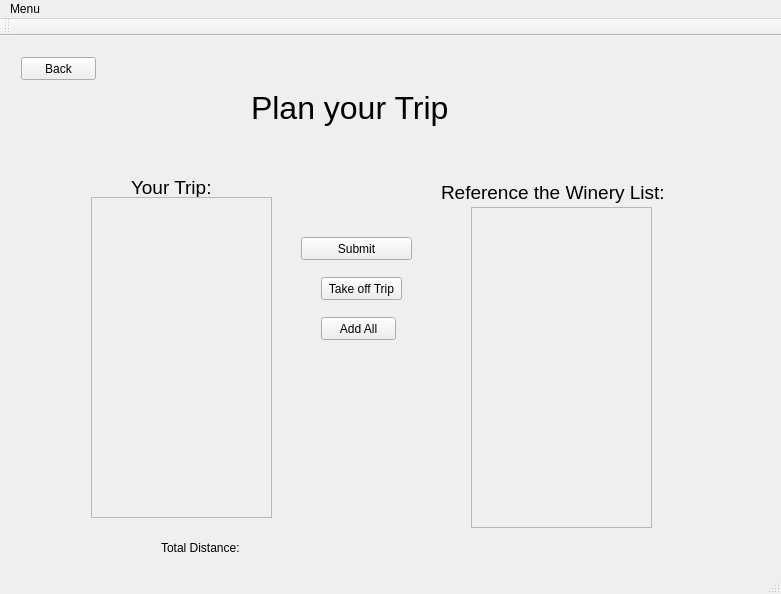
Above: WineryProject/mainwindow.ui from AustinVaday/CS1D-Class-Project-1 before the change. Below: the same form after it.
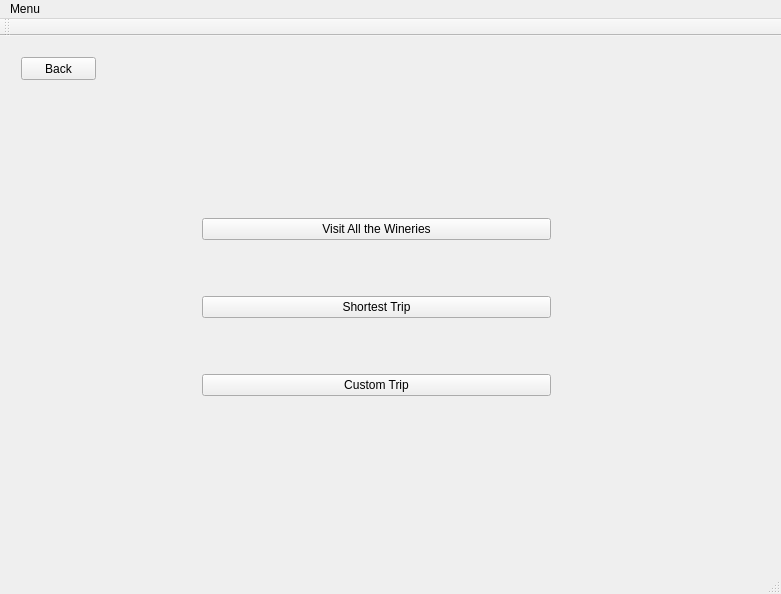
That is the form after the change. The open tabs and pages were chosen to show the change.

Commit message: trip planning changes

The edit to the form file:
```diff
--- a/WineryProject/mainwindow.ui
+++ b/WineryProject/mainwindow.ui
@@ -15,7 +15,7 @@
   </property>
   <widget class="QWidget" name="centralWidget">
    <layout class="QGridLayout" name="gridLayout_2">
-    <item row="0" column="0">
+    <item row="0" column="1">
      <widget class="QStackedWidget" name="stackedWidget">
       <property name="currentIndex">
        <number>2</number>
@@ -200,24 +200,6 @@
        </widget>
       </widget>
       <widget class="QWidget" name="page_plan_day_trip">
-       <widget class="QLabel" name="label_4">
-        <property name="geometry">
-         <rect>
-          <x>240</x>
-          <y>20</y>
-          <width>271</width>
-          <height>81</height>
-         </rect>
-        </property>
-        <property name="font">
-         <font>
-          <pointsize>24</pointsize>
-         </font>
-        </property>
-        <property name="text">
-         <string>Plan your Trip</string>
-        </property>
-       </widget>
        <widget class="QPushButton" name="PlanTripBack">
         <property name="geometry">
          <rect>
@@ -231,150 +213,39 @@
          <string>Back</string>
         </property>
        </widget>
-       <widget class="QLabel" name="label_10">
+       <widget class="QWidget" name="verticalLayoutWidget">
         <property name="geometry">
          <rect>
-          <x>430</x>
-          <y>120</y>
-          <width>261</width>
-          <height>51</height>
+          <x>180</x>
+          <y>110</y>
+          <width>371</width>
+          <height>301</height>
          </rect>
         </property>
-        <property name="font">
-         <font>
-          <pointsize>14</pointsize>
-         </font>
-        </property>
-        <property name="text">
-         <string>&lt;html&gt;&lt;head/&gt;&lt;body&gt;&lt;p&gt;Reference the Winery List:&lt;/p&gt;&lt;/body&gt;&lt;/html&gt;</string>
-        </property>
+        <layout class="QVBoxLayout" name="verticalLayout_2">
+         <item>
+          <widget class="QPushButton" name="visit_all">
+           <property name="text">
+            <string>Visit All the Wineries</string>
+           </property>
+          </widget>
+         </item>
+         <item>
+          <widget class="QPushButton" name="shortest_trip">
+           <property name="text">
+            <string>Shortest Trip</string>
+           </property>
+          </widget>
+         </item>
+         <item>
+          <widget class="QPushButton" name="custom_trip">
+           <property name="text">
+            <string>Custom Trip</string>
+           </property>
+          </widget>
+         </item>
+        </layout>
        </widget>
-       <widget class="QLabel" name="label_11">
-        <property name="geometry">
-         <rect>
-          <x>120</x>
-          <y>120</y>
-          <width>131</width>
-          <height>41</height>
-         </rect>
-        </property>
-        <property name="font">
-         <font>
-          <pointsize>18</pointsize>
-         </font>
-        </property>
-        <property name="text">
-         <string>&lt;html&gt;&lt;head/&gt;&lt;body&gt;&lt;p&gt;&lt;span style=&quot; font-size:14pt;&quot;&gt;Your Trip:&lt;/span&gt;&lt;/p&gt;&lt;/body&gt;&lt;/html&gt;</string>
-        </property>
-       </widget>
-       <widget class="QPushButton" name="plan_trip_submit_button">
-        <property name="geometry">
-         <rect>
-          <x>290</x>
-          <y>190</y>
-          <width>111</width>
-          <height>23</height>
-         </rect>
-        </property>
-        <property name="text">
-         <string>Submit</string>
-        </property>
-       </widget>
-       <widget class="QPushButton" name="pushButton_3">
-        <property name="geometry">
-         <rect>
-          <x>310</x>
-          <y>230</y>
-          <width>81</width>
-          <height>23</height>
-         </rect>
-        </property>
-        <property name="text">
-         <string>Take off Trip</string>
-        </property>
-       </widget>
-       <widget class="QLabel" name="label_12">
-        <property name="geometry">
-         <rect>
-          <x>150</x>
-          <y>490</y>
-          <width>91</width>
-          <height>21</height>
-         </rect>
-        </property>
-        <property name="text">
-         <string>Total Distance:</string>
-        </property>
-       </widget>
-       <widget class="QPushButton" name="pushButton_4">
-        <property name="geometry">
-         <rect>
-          <x>310</x>
-          <y>270</y>
-          <width>75</width>
-          <height>23</height>
-         </rect>
-        </property>
-        <property name="text">
-         <string>Add All</string>
-        </property>
-       </widget>
-       <widget class="QScrollArea" name="scrollArea">
-        <property name="geometry">
-         <rect>
-          <x>80</x>
-          <y>150</y>
-          <width>181</width>
-          <height>321</height>
-         </rect>
-        </property>
-        <property name="widgetResizable">
-         <bool>true</bool>
-        </property>
-        <widget class="QWidget" name="scrollAreaWidgetContents_2">
-         <property name="geometry">
-          <rect>
-           <x>0</x>
-           <y>0</y>
-           <width>179</width>
-           <height>319</height>
-          </rect>
-         </property>
-        </widget>
-       </widget>
-       <widget class="QScrollArea" name="scrollArea_2">
-        <property name="geometry">
-         <rect>
-          <x>460</x>
-          <y>160</y>
-          <width>181</width>
-          <height>321</height>
-         </rect>
-        </property>
-        <property name="widgetResizable">
-         <bool>true</bool>
-        </property>
-        <widget class="QWidget" name="scrollAreaWidgetContents_3">
-         <property name="geometry">
-          <rect>
-           <x>0</x>
-           <y>0</y>
-           <width>179</width>
-           <height>319</height>
-          </rect>
-         </property>
-        </widget>
-       </widget>
-       <zorder>label_4</zorder>
-       <zorder>PlanTripBack</zorder>
-       <zorder>label_11</zorder>
-       <zorder>plan_trip_submit_button</zorder>
-       <zorder>pushButton_3</zorder>
-       <zorder>label_12</zorder>
-       <zorder>pushButton_4</zorder>
-       <zorder>scrollArea</zorder>
-       <zorder>label_10</zorder>
-       <zorder>scrollArea_2</zorder>
       </widget>
       <widget class="QWidget" name="page_tour_and_purchase">
        <widget class="QLabel" name="label_5">
@@ -723,8 +594,150 @@
         </widget>
        </widget>
       </widget>
-      <widget class="QWidget" name="page_7"/>
-      <widget class="QWidget" name="page_8"/>
+      <widget class="QWidget" name="visit_all_wineries">
+       <widget class="QPushButton" name="backToTripType">
+        <property name="geometry">
+         <rect>
+          <x>10</x>
+          <y>10</y>
+          <width>75</width>
+          <height>23</height>
+         </rect>
+        </property>
+        <property name="text">
+         <string>Back</string>
+        </property>
+       </widget>
+       <widget class="QLabel" name="wineryName">
+        <property name="geometry">
+         <rect>
+          <x>260</x>
+          <y>20</y>
+          <width>221</width>
+          <height>51</height>
+         </rect>
+        </property>
+        <property name="toolTip">
+         <string>&lt;html&gt;&lt;head/&gt;&lt;body&gt;&lt;p align=&quot;center&quot;&gt;&lt;br/&gt;&lt;/p&gt;&lt;/body&gt;&lt;/html&gt;</string>
+        </property>
+        <property name="text">
+         <string>TextLabel</string>
+        </property>
+       </widget>
+       <widget class="QScrollArea" name="scrollArea">
+        <property name="geometry">
+         <rect>
+          <x>40</x>
+          <y>120</y>
+          <width>221</width>
+          <height>321</height>
+         </rect>
+        </property>
+        <property name="widgetResizable">
+         <bool>true</bool>
+        </property>
+        <widget class="QWidget" name="list_of_wines_scroll_area">
+         <property name="geometry">
+          <rect>
+           <x>0</x>
+           <y>0</y>
+           <width>219</width>
+           <height>319</height>
+          </rect>
+         </property>
+        </widget>
+       </widget>
+       <widget class="QLabel" name="listOfWines">
+        <property name="geometry">
+         <rect>
+          <x>40</x>
+          <y>80</y>
+          <width>81</width>
+          <height>31</height>
+         </rect>
+        </property>
+        <property name="text">
+         <string>List of Wines</string>
+        </property>
+       </widget>
+       <widget class="QScrollArea" name="scrollArea_2">
+        <property name="geometry">
+         <rect>
+          <x>470</x>
+          <y>120</y>
+          <width>221</width>
+          <height>321</height>
+         </rect>
+        </property>
+        <property name="widgetResizable">
+         <bool>true</bool>
+        </property>
+        <widget class="QWidget" name="cart_scroll_area">
+         <property name="geometry">
+          <rect>
+           <x>0</x>
+           <y>0</y>
+           <width>219</width>
+           <height>319</height>
+          </rect>
+         </property>
+        </widget>
+       </widget>
+       <widget class="QLabel" name="cart">
+        <property name="geometry">
+         <rect>
+          <x>470</x>
+          <y>80</y>
+          <width>81</width>
+          <height>31</height>
+         </rect>
+        </property>
+        <property name="text">
+         <string>Cart</string>
+        </property>
+       </widget>
+       <widget class="QPushButton" name="addToCart">
+        <property name="geometry">
+         <rect>
+          <x>320</x>
+          <y>150</y>
+          <width>93</width>
+          <height>28</height>
+         </rect>
+        </property>
+        <property name="text">
+         <string>Add to Cart</string>
+        </property>
+       </widget>
+       <widget class="QPushButton" name="next">
+        <property name="geometry">
+         <rect>
+          <x>630</x>
+          <y>460</y>
+          <width>111</width>
+          <height>41</height>
+         </rect>
+        </property>
+        <property name="text">
+         <string>Next</string>
+        </property>
+       </widget>
+      </widget>
+      <widget class="QWidget" name="page_8">
+       <widget class="QPushButton" name="goBack">
+        <property name="geometry">
+         <rect>
+          <x>10</x>
+          <y>10</y>
+          <width>93</width>
+          <height>28</height>
+         </rect>
+        </property>
+        <property name="text">
+         <string>Back</string>
+        </property>
+       </widget>
+      </widget>
      </widget>
     </item>
    </layout>
```
Left out of the diff: 17 changed lines with no effect on the pictures. The commit also changes 18 other files.
